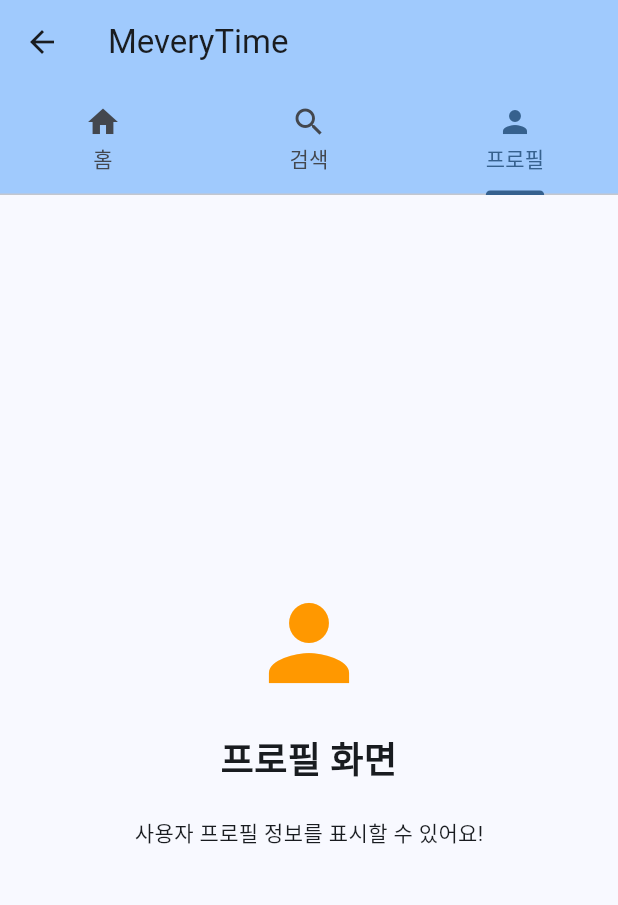
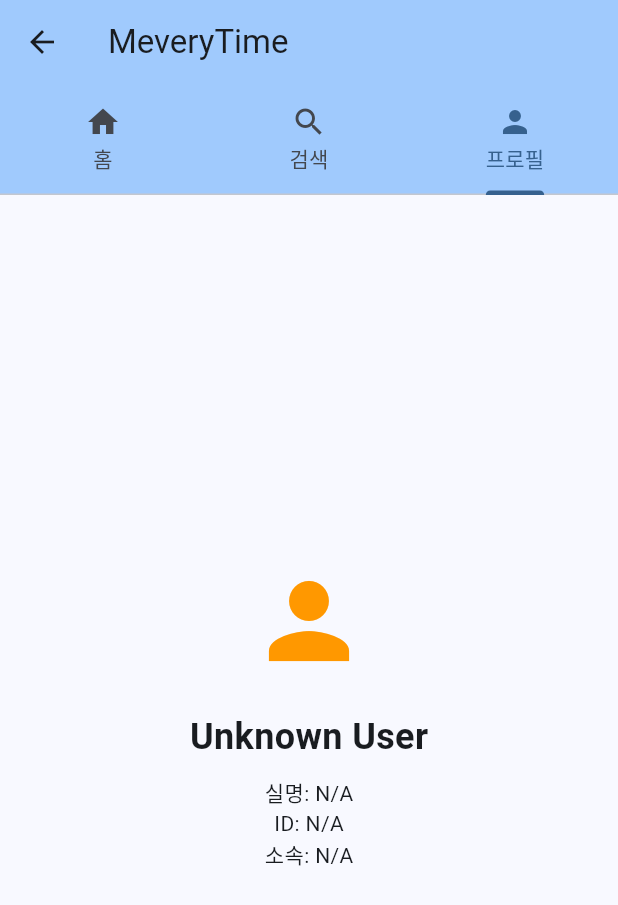
Before and after one commit to poosh1324/madcamp_week1_front, a Flutter app: the MyHomePage screen opened directly, tab 3 chosen, on a phone screen of 412 x 824 dp. Shown: the top 905 px of the screen. Run offline on Flutter 3.47's test engine with Material 3 defaults, Android fonts, the light colour scheme and no system bars; our stand-ins replace shared_preferences; accounts and stored records are empty; network calls fail.

```diff
--- a/lib/api_service.dart
+++ b/lib/api_service.dart
@@ -6,9 +6,10 @@ import 'package:flutter/foundation.dart'; // debugPrint 사용을 위해 추가
 class ApiService {
   // 백엔드 서버 URL (실제 서버 주소로 변경하세요)
   // static const String baseUrl = 'http://localhost:4000';
-//   static const String baseUrl = 'http://143.248.163.115:4000';
-//   static const String baseUrl = 'http://192.249.29.78:4000';
-  static const String baseUrl = 'https://madcampweek1back-production.up.railway.app';
+  //   static const String baseUrl = 'http://143.248.163.115:4000';
+  //   static const String baseUrl = 'http://192.249.29.78:4000';
+  static const String baseUrl =
+      'https://madcampweek1back-production.up.railway.app';
 
   // JSON 응답인지 확인하는 도우미 함수
   static bool _isJsonResponse(String responseBody) {
@@ -21,11 +22,15 @@ class ApiService {
   }
 
   // 응답 처리하는 도우미 함수
-  static Map<String, dynamic> _handleResponse(http.Response response, String operation) {
+  static Map<String, dynamic> _handleResponse(
+    http.Response response,
+    String operation,
+  ) {
     if (!_isJsonResponse(response.body)) {
       return {
         'success': false,
-        'message': '$operation 실패: 서버에서 잘못된 응답을 받았습니다. (서버 상태코드: ${response.statusCode})'
+        'message':
+            '$operation 실패: 서버에서 잘못된 응답을 받았습니다. (서버 상태코드: ${response.statusCode})',
       };
     }
 
@@ -35,28 +40,26 @@ class ApiService {
       return {
         'success': true,
         'data': data,
-        'message': data['message'] ?? '$operation 성공'
+        'message': data['message'] ?? '$operation 성공',
       };
     } else {
       return {
         'success': false,
-        'message': data['message'] ?? '$operation 실패 (${response.statusCode})'
+        'message': data['message'] ?? '$operation 실패 (${response.statusCode})',
       };
     }
   }
 
   // 로그인 API 호출
-  static Future<Map<String, dynamic>> login(String email, String password) async {
+  static Future<Map<String, dynamic>> login(
+    String email,
+    String password,
+  ) async {
     try {
       final response = await http.post(
         Uri.parse('$baseUrl/auth/login'),
-        headers: {
-          'Content-Type': 'application/json',
-        },
-        body: jsonEncode({
-          'username': email,
-          'password': password,
-        }),
+        headers: {'Content-Type': 'application/json'},
+        body: jsonEncode({'username': email, 'password': password}),
       );
 
       final result = _handleResponse(response, '로그인');
@@ -65,7 +68,6 @@ class ApiService {
         // 토큰 저장
         if (result['data']['token'] != null) {
           await saveToken(result['data']['token']);
-
         }
 
         // userId 저장
@@ -76,21 +78,22 @@ class ApiService {
 
       return result;
     } catch (e) {
-      return {
-        'success': false,
-        'message': '로그인 중 네트워크 오류가 발생했습니다: $e'
-      };
+      return {'success': false, 'message': '로그인 중 네트워크 오류가 발생했습니다: $e'};
     }
   }
 
   // 회원가입 API 호출
-  static Future<Map<String, dynamic>> register(String nickname, String username, String password, String realname, String division) async {
+  static Future<Map<String, dynamic>> register(
+    String nickname,
+    String username,
+    String password,
+    String realname,
+    String division,
+  ) async {
     try {
       final response = await http.post(
         Uri.parse('$baseUrl/auth/register'),
-        headers: {
-          'Content-Type': 'application/json',
-        },
+        headers: {'Content-Type': 'application/json'},
         body: jsonEncode({
           'nickname': nickname,
           'username': username,
@@ -102,10 +105,7 @@ class ApiService {
 
       return _handleResponse(response, '회원가입');
     } catch (e) {
-      return {
-        'success': false,
-        'message': '회원가입 중 네트워크 오류가 발생했습니다: $e'
-      };
+      return {'success': false, 'message': '회원가입 중 네트워크 오류가 발생했습니다: $e'};
     }
   }
 
@@ -152,25 +152,20 @@ class ApiService {
   }
 
   // 아이디 찾기 API 호출
-  static Future<Map<String, dynamic>> findId(String realname, String division) async {
+  static Future<Map<String, dynamic>> findId(
+    String realname,
+    String division,
+  ) async {
     try {
       final response = await http.post(
         Uri.parse('$baseUrl/auth/find-id'),
-        headers: {
-          'Content-Type': 'application/json',
-        },
-        body: jsonEncode({
-          'realName': realname,
-          'division': division,
-        }),
+        headers: {'Content-Type': 'application/json'},
+        body: jsonEncode({'realName': realname, 'division': division}),
       );
 
       return _handleResponse(response, '아이디 찾기');
     } catch (e) {
-      return {
-        'success': false,
-        'message': '아이디 찾기 중 네트워크 오류가 발생했습니다: $e'
-      };
+      return {'success': false, 'message': '아이디 찾기 중 네트워크 오류가 발생했습니다: $e'};
     }
   }
 
@@ -215,9 +210,7 @@ class ApiService {
     try {
       final response = await http.get(
         Uri.parse('$baseUrl/verify-token'),
-        headers: {
-          'Authorization': 'Bearer $token',
-        },
+        headers: {'Authorization': 'Bearer $token'},
       );
       return response.statusCode == 200;
     } catch (e) {
@@ -225,54 +218,64 @@ class ApiService {
     }
   }
 
+  // 내 정보 조회 API
+  static Future<Map<String, dynamic>> fetchUserInfo() async {
+    final token = await getToken();
+    if (token == null) {
+      return {'success': false, 'message': '토큰이 없습니다'};
+    }
+
+    try {
+      final response = await http.get(
+        Uri.parse('$baseUrl/user/me'),
+        headers: {'Authorization': 'Bearer $token'},
+      );
+
+      final result = _handleResponse(response, '내 정보 조회');
+      if (result['success']) {
+        return result['data'];
+      } else {
+        return {'success': false, 'message': result['message']};
+      }
+    } catch (e) {
+      return {'success': false, 'message': '내 정보 조회 중 오류 발생: $e'};
+    }
+  }
+
   // 사용자 정보 가져오기
   static Future<Map<String, dynamic>> getUserInfo() async {
     final token = await getToken();
     if (token == null) {
-      return {
-        'success': false,
-        'message': '토큰이 없습니다'
-      };
+      return {'success': false, 'message': '토큰이 없습니다'};
     }
 
     try {
       final response = await http.get(
         Uri.parse('$baseUrl/user'),
-        headers: {
-          'Authorization': 'Bearer $token',
-        },
+        headers: {'Authorization': 'Bearer $token'},
       );
 
       return _handleResponse(response, '사용자 정보 조회');
     } catch (e) {
-      return {
-        'success': false,
-        'message': '사용자 정보 조회 중 네트워크 오류가 발생했습니다: $e'
-      };
+      return {'success': false, 'message': '사용자 정보 조회 중 네트워크 오류가 발생했습니다: $e'};
     }
   }
 
-
   // 비밀번호 재설정
-  static Future<Map<String, dynamic>> resetPassword(String username, String newPassword) async {
+  static Future<Map<String, dynamic>> resetPassword(
+    String username,
+    String newPassword,
+  ) async {
     try {
       final response = await http.post(
         Uri.parse('$baseUrl/auth/reset-password'),
-        headers: {
-          'Content-Type': 'application/json',
-        },
-        body: jsonEncode({
-          'username': username,
-          'newPassword': newPassword,
-        }),
+        headers: {'Content-Type': 'application/json'},
+        body: jsonEncode({'username': username, 'newPassword': newPassword}),
       );
 
       return _handleResponse(response, '비밀번호 재설정');
     } catch (e) {
-      return {
-        'success': false,
-        'message': '비밀번호 재설정 중 네트워크 오류가 발생했습니다: $e'
-      };
+      return {'success': false, 'message': '비밀번호 재설정 중 네트워크 오류가 발생했습니다: $e'};
     }
   }
 }
--- a/lib/login/tab3.dart
+++ b/lib/login/tab3.dart
@@ -1,4 +1,5 @@
 import 'package:flutter/material.dart';
+import '../api_service.dart';
 
 // 프로필 탭 화면
 class ProfileTab extends StatelessWidget {
@@ -6,20 +7,34 @@ class ProfileTab extends StatelessWidget {
 
   @override
   Widget build(BuildContext context) {
-    return const Center(
+    return FutureBuilder<Map<String, dynamic>>(
+      future: ApiService.fetchUserInfo(), // fetch profile info from backend
+      builder: (context, snapshot) {
+        if (snapshot.connectionState == ConnectionState.waiting) {
+          return const Center(child: CircularProgressIndicator());
+        } else if (snapshot.hasError) {
+          return Center(child: Text('Error: ${snapshot.error}'));
+        } else {
+          final data = snapshot.data!;
+          return Center(
             child: Column(
               mainAxisAlignment: MainAxisAlignment.center,
               children: [
-          Icon(Icons.person, size: 80, color: Colors.orange),
-          SizedBox(height: 20),
+                const Icon(Icons.person, size: 80, color: Colors.orange),
+                const SizedBox(height: 20),
                 Text(
-            '프로필 화면',
-            style: TextStyle(fontSize: 24, fontWeight: FontWeight.bold),
+                  data['nickname'] ?? 'Unknown User',
+                  style: const TextStyle(fontSize: 24, fontWeight: FontWeight.bold),
                 ),
-          SizedBox(height: 20),
-          Text('사용자 프로필 정보를 표시할 수 있어요!'),
+                const SizedBox(height: 10),
+                Text('실명: ${data['realName'] ?? 'N/A'}'),
+                Text('ID: ${data['username'] ?? 'N/A'}'),
+                Text('소속: ${data['division'] ?? 'N/A'}'),
               ],
             ),
           );
         }
+      },
+    );
   }
+}
```
Also changed, not shown: lib/login/loginPage.dart (+26 -19 lines). Lines whose indentation alone changed are shown as unchanged.
